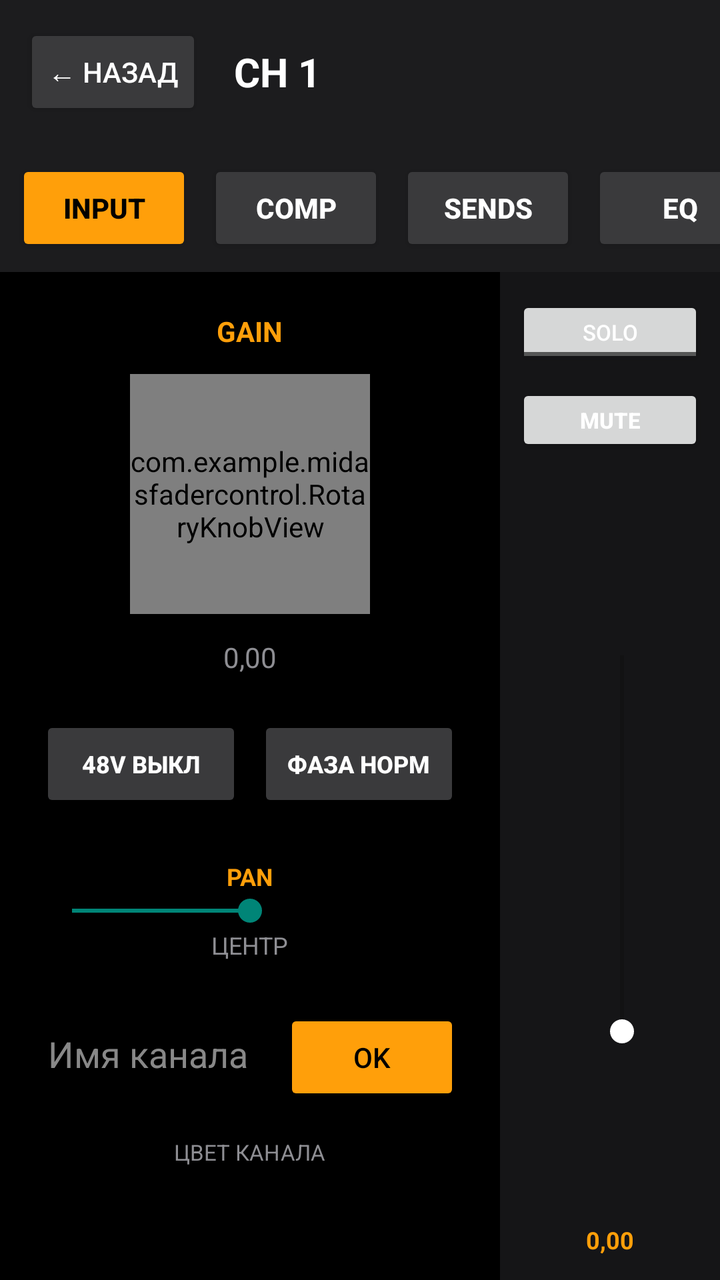
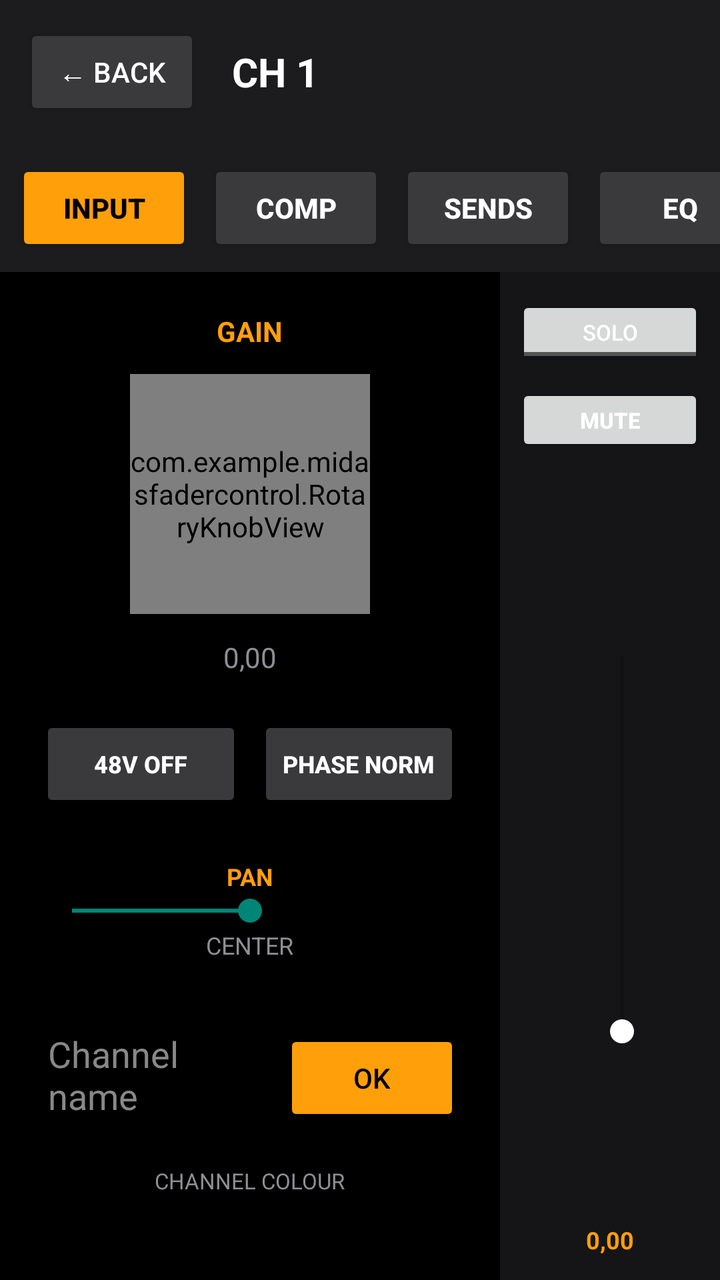

Two renders of the same Android screen: before a commit and after it. Below are the layout's source before the change and the commit's diff.
<!-- AndroidManifest.xml: application theme Theme.AppCompat.DayNight -->
<!-- res/layout/channel_detail.xml -->
<?xml version="1.0" encoding="utf-8"?>
<LinearLayout xmlns:android="http://schemas.android.com/apk/res/android"
    android:layout_width="match_parent"
    android:layout_height="match_parent"
    android:fitsSystemWindows="true"
    android:orientation="vertical"
    android:background="#000000">

    
    <LinearLayout
        android:layout_width="match_parent"
        android:layout_height="wrap_content"
        android:orientation="horizontal"
        android:gravity="center_vertical"
        android:background="#1c1c1e"
        android:padding="12dp">

        <Button
            android:id="@+id/btnDetailBack"
            android:layout_width="wrap_content"
            android:layout_height="wrap_content"
            android:text="← Назад"
            android:textColor="#ffffff"
            android:backgroundTint="#3a3a3c" />

        <TextView
            android:id="@+id/textDetailChannelName"
            android:layout_width="0dp"
            android:layout_height="wrap_content"
            android:layout_weight="1"
            android:layout_marginStart="16dp"
            android:text="CH 1"
            android:textColor="#ffffff"
            android:textStyle="bold"
            android:textSize="20sp" />
    </LinearLayout>

    
    <HorizontalScrollView
        android:layout_width="match_parent"
        android:layout_height="wrap_content"
        android:scrollbars="none"
        android:background="#1c1c1e">

    <LinearLayout
        android:layout_width="wrap_content"
        android:layout_height="wrap_content"
        android:orientation="horizontal"
        android:padding="8dp">

        <Button
            android:id="@+id/btnTabInput"
            android:layout_width="wrap_content"
            android:layout_height="wrap_content"
            android:text="INPUT"
            android:textColor="#000000"
            android:textStyle="bold"
            android:backgroundTint="#ff9f0a"
            android:layout_marginEnd="8dp" />

        <Button
            android:id="@+id/btnTabComp"
            android:layout_width="wrap_content"
            android:layout_height="wrap_content"
            android:text="COMP"
            android:textColor="#ffffff"
            android:textStyle="bold"
            android:backgroundTint="#3a3a3c"
            android:layout_marginEnd="8dp" />

        <Button
            android:id="@+id/btnTabSends"
            android:layout_width="wrap_content"
            android:layout_height="wrap_content"
            android:text="SENDS"
            android:textColor="#ffffff"
            android:textStyle="bold"
            android:backgroundTint="#3a3a3c"
            android:layout_marginEnd="8dp" />

        <Button
            android:id="@+id/btnTabEq"
            android:layout_width="wrap_content"
            android:layout_height="wrap_content"
            android:text="EQ"
            android:textColor="#ffffff"
            android:textStyle="bold"
            android:backgroundTint="#3a3a3c"
            android:layout_marginEnd="8dp" />

        <Button
            android:id="@+id/btnTabGate"
            android:layout_width="wrap_content"
            android:layout_height="wrap_content"
            android:text="GATE"
            android:textColor="#ffffff"
            android:textStyle="bold"
            android:backgroundTint="#3a3a3c" />
    </LinearLayout>
    </HorizontalScrollView>

    
    <LinearLayout
        android:layout_width="match_parent"
        android:layout_height="0dp"
        android:layout_weight="1"
        android:orientation="horizontal">

        
        <ScrollView
            android:layout_width="0dp"
            android:layout_height="match_parent"
            android:layout_weight="1">

          <LinearLayout
            android:layout_width="match_parent"
            android:layout_height="wrap_content"
            android:orientation="vertical">

            
            <LinearLayout
                android:id="@+id/inputBlockContent"
                android:layout_width="match_parent"
                android:layout_height="wrap_content"
                android:orientation="vertical"
                android:gravity="center_horizontal"
                android:padding="20dp">

                <TextView
                    android:layout_width="wrap_content"
                    android:layout_height="wrap_content"
                    android:text="GAIN"
                    android:textColor="#ff9f0a"
                    android:textStyle="bold"
                    android:textSize="14sp"
                    android:layout_marginBottom="12dp" />

                <com.example.midasfadercontrol.RotaryKnobView
                    android:id="@+id/knobDetailGain"
                    android:layout_width="120dp"
                    android:layout_height="120dp" />

                <TextView
                    android:id="@+id/textDetailGainValue"
                    android:layout_width="wrap_content"
                    android:layout_height="wrap_content"
                    android:text="0,00"
                    android:textColor="#8e8e93"
                    android:textSize="14sp"
                    android:layout_marginTop="12dp" />

                
                <LinearLayout
                    android:layout_width="match_parent"
                    android:layout_height="wrap_content"
                    android:orientation="horizontal"
                    android:layout_marginTop="20dp">

                    <Button
                        android:id="@+id/btnDetailPhantom"
                        android:layout_width="0dp"
                        android:layout_height="wrap_content"
                        android:layout_weight="1"
                        android:layout_marginEnd="8dp"
                        android:text="48V ВЫКЛ"
                        android:textSize="12sp"
                        android:textStyle="bold"
                        android:textColor="#ffffff"
                        android:backgroundTint="#3a3a3c" />

                    <Button
                        android:id="@+id/btnDetailPhase"
                        android:layout_width="0dp"
                        android:layout_height="wrap_content"
                        android:layout_weight="1"
                        android:text="ФАЗА НОРМ"
                        android:textSize="12sp"
                        android:textStyle="bold"
                        android:textColor="#ffffff"
                        android:backgroundTint="#3a3a3c" />
                </LinearLayout>

                
                <TextView
                    android:layout_width="wrap_content"
                    android:layout_height="wrap_content"
                    android:text="PAN"
                    android:textColor="#ff9f0a"
                    android:textStyle="bold"
                    android:textSize="12sp"
                    android:layout_marginTop="24dp" />
                <SeekBar
                    android:id="@+id/seekDetailPan"
                    android:layout_width="match_parent"
                    android:layout_height="wrap_content"
                    android:max="1000"
                    android:progress="500" />
                <TextView
                    android:id="@+id/textDetailPanValue"
                    android:layout_width="wrap_content"
                    android:layout_height="wrap_content"
                    android:text="ЦЕНТР"
                    android:textColor="#8e8e93"
                    android:textSize="12sp" />

                
                <LinearLayout
                    android:layout_width="match_parent"
                    android:layout_height="wrap_content"
                    android:orientation="horizontal"
                    android:layout_marginTop="24dp">

                    <EditText
                        android:id="@+id/editDetailChannelName"
                        android:layout_width="0dp"
                        android:layout_height="wrap_content"
                        android:layout_weight="1"
                        android:hint="Имя канала"
                        android:textColor="#ffffff"
                        android:textColorHint="#888888"
                        android:maxLines="1" />

                    <Button
                        android:id="@+id/btnDetailApplyName"
                        android:layout_width="wrap_content"
                        android:layout_height="wrap_content"
                        android:layout_marginStart="8dp"
                        android:text="OK"
                        android:backgroundTint="#ff9f0a"
                        android:textColor="#000000" />
                </LinearLayout>

                <TextView
                    android:layout_width="wrap_content"
                    android:layout_height="wrap_content"
                    android:text="ЦВЕТ КАНАЛА"
                    android:textColor="#8e8e93"
                    android:textSize="11sp"
                    android:layout_marginTop="16dp"
                    android:layout_marginBottom="8dp" />

                <LinearLayout
                    android:id="@+id/rowColourSwatches"
                    android:layout_width="match_parent"
                    android:layout_height="36dp"
                    android:orientation="horizontal" />

            </LinearLayout>

            <LinearLayout
                android:id="@+id/compBlockContent"
                android:layout_width="match_parent"
                android:layout_height="wrap_content"
                android:orientation="vertical"
                android:padding="20dp"
                android:visibility="gone" />
            

            <LinearLayout
                android:id="@+id/sendsBlockContent"
                android:layout_width="match_parent"
                android:layout_height="wrap_content"
                android:orientation="vertical"
                android:padding="20dp"
                android:visibility="gone" />
            

            <LinearLayout
                android:id="@+id/eqBlockContent"
                android:layout_width="match_parent"
                android:layout_height="wrap_content"
                android:orientation="vertical"
                android:padding="20dp"
                android:visibility="gone" />
            

            <LinearLayout
                android:id="@+id/gateBlockContent"
                android:layout_width="match_parent"
                android:layout_height="wrap_content"
                android:orientation="vertical"
                android:padding="20dp"
                android:visibility="gone" />
            

          </LinearLayout>
        </ScrollView>

        
        <LinearLayout
            android:layout_width="110dp"
            android:layout_height="match_parent"
            android:orientation="vertical"
            android:gravity="center_horizontal"
            android:background="#151517"
            android:paddingTop="12dp"
            android:paddingBottom="12dp">

            <ToggleButton
                android:id="@+id/detailSolo"
                android:layout_width="match_parent"
                android:layout_height="36dp"
                android:layout_marginStart="8dp"
                android:layout_marginEnd="8dp"
                android:textOn="SOLO"
                android:textOff="SOLO"
                android:textSize="11sp"
                android:textColor="#ffffff" />

            <Button
                android:id="@+id/detailMute"
                android:layout_width="match_parent"
                android:layout_height="36dp"
                android:layout_marginStart="8dp"
                android:layout_marginEnd="8dp"
                android:layout_marginTop="8dp"
                android:text="MUTE"
                android:textSize="11sp"
                android:textStyle="bold"
                android:textColor="#ffffff" />

            <LinearLayout
                android:layout_width="match_parent"
                android:layout_height="0dp"
                android:layout_weight="1"
                android:layout_marginTop="12dp"
                android:orientation="horizontal"
                android:gravity="center_horizontal">

                <FrameLayout
                    android:layout_width="8dp"
                    android:layout_height="match_parent"
                    android:layout_marginEnd="4dp">
                    <View
                        android:id="@+id/detailMeterBar"
                        android:layout_width="match_parent"
                        android:layout_height="0dp"
                        android:layout_gravity="bottom"
                        android:background="#34c759" />
                </FrameLayout>

                <FrameLayout
                    android:id="@+id/detailFaderContainer"
                    android:layout_width="32dp"
                    android:layout_height="match_parent">

                    <SeekBar
                        android:id="@+id/detailFader"
                        android:layout_width="220dp"
                        android:layout_height="32dp"
                        android:layout_gravity="center"
                        android:max="1000"
                        android:progress="0"
                        android:progressTint="#ff9f0a"
                        android:thumbTint="#ffffff"
                        android:rotation="270" />
                </FrameLayout>
            </LinearLayout>

            <TextView
                android:id="@+id/textDetailLevelValue"
                android:layout_width="wrap_content"
                android:layout_height="wrap_content"
                android:text="0,00"
                android:textColor="#ff9f0a"
                android:textStyle="bold"
                android:textSize="12sp"
                android:layout_marginTop="8dp" />
        </LinearLayout>
    </LinearLayout>
</LinearLayout>
<!-- resources referenced by this layout -->
<resources>

</resources>

<!-- the commit's change to res/layout/channel_detail.xml (unified diff, before → after) -->
@@ -19,7 +19,7 @@
             android:id="@+id/btnDetailBack"
             android:layout_width="wrap_content"
             android:layout_height="wrap_content"
-            android:text="← Назад"
+            android:text="← Back"
             android:textColor="#ffffff"
             android:backgroundTint="#3a3a3c" />
 
@@ -162,7 +162,7 @@
                         android:layout_height="wrap_content"
                         android:layout_weight="1"
                         android:layout_marginEnd="8dp"
-                        android:text="48V ВЫКЛ"
+                        android:text="48V OFF"
                         android:textSize="12sp"
                         android:textStyle="bold"
                         android:textColor="#ffffff"
@@ -173,7 +173,7 @@
                         android:layout_width="0dp"
                         android:layout_height="wrap_content"
                         android:layout_weight="1"
-                        android:text="ФАЗА НОРМ"
+                        android:text="PHASE NORM"
                         android:textSize="12sp"
                         android:textStyle="bold"
                         android:textColor="#ffffff"
@@ -199,7 +199,7 @@
                     android:id="@+id/textDetailPanValue"
                     android:layout_width="wrap_content"
                     android:layout_height="wrap_content"
-                    android:text="ЦЕНТР"
+                    android:text="CENTER"
                     android:textColor="#8e8e93"
                     android:textSize="12sp" />
 
@@ -215,7 +215,7 @@
                         android:layout_width="0dp"
                         android:layout_height="wrap_content"
                         android:layout_weight="1"
-                        android:hint="Имя канала"
+                        android:hint="Channel name"
                         android:textColor="#ffffff"
                         android:textColorHint="#888888"
                         android:maxLines="1" />
@@ -233,7 +233,7 @@
                 <TextView
                     android:layout_width="wrap_content"
                     android:layout_height="wrap_content"
-                    android:text="ЦВЕТ КАНАЛА"
+                    android:text="CHANNEL COLOUR"
                     android:textColor="#8e8e93"
                     android:textSize="11sp"
                     android:layout_marginTop="16dp"
